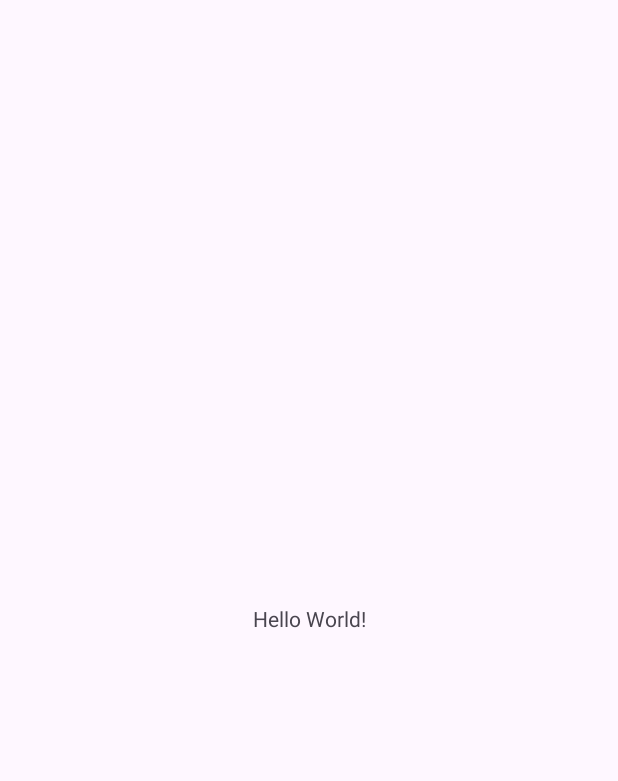
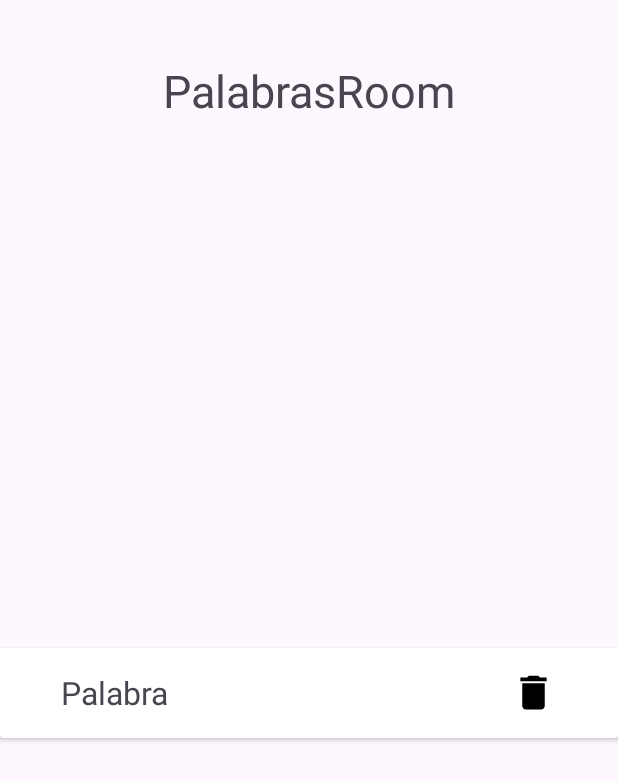
Before and after one commit to rinndp/epsum-pmdm-palabras, an Android app: the screen it shows after launch (MainActivity), on a phone screen of 412 x 824 dp. Before the commit the part shown is almost empty. Shown: the top 781 px of the screen. Run offline under Robolectric (Android 15) with nearby library versions, the phone set to English and light mode, and no system bars.

Commit message:
RV en progreso

```diff
--- a/app/src/main/java/com/rinndp/palabrasroom/MainActivity.java
+++ b/app/src/main/java/com/rinndp/palabrasroom/MainActivity.java
@@ -7,18 +7,25 @@ import androidx.appcompat.app.AppCompatActivity;
 import androidx.core.graphics.Insets;
 import androidx.core.view.ViewCompat;
 import androidx.core.view.WindowInsetsCompat;
+import androidx.lifecycle.LiveData;
+import androidx.recyclerview.widget.LinearLayoutManager;
+import androidx.recyclerview.widget.RecyclerView;
+
+import java.util.List;
 
 public class MainActivity extends AppCompatActivity {
+
+    LiveData<List<Palabra>> listPalabras;
 
     @Override
     protected void onCreate(Bundle savedInstanceState) {
         super.onCreate(savedInstanceState);
         EdgeToEdge.enable(this);
         setContentView(R.layout.activity_main);
-        ViewCompat.setOnApplyWindowInsetsListener(findViewById(R.id.main), (v, insets) -> {
-            Insets systemBars = insets.getInsets(WindowInsetsCompat.Type.systemBars());
-            v.setPadding(systemBars.left, systemBars.top, systemBars.right, systemBars.bottom);
-            return insets;
-        });
+
+        RecyclerView recyclerViewPalabras = findViewById(R.id.recyclerViewPalabras);
+        PalabraRVAdapter adapter =new PalabraRVAdapter(this, listPalabras);
+        recyclerViewPalabras.setAdapter(adapter);
+        recyclerViewPalabras.setLayoutManager(new LinearLayoutManager(this));
     }
 }
--- /dev/null
+++ b/app/src/main/java/com/rinndp/palabrasroom/PalabraRVAdapter.java
@@ -0,0 +1,50 @@
+package com.rinndp.palabrasroom;
+
+import android.content.Context;
+import android.view.LayoutInflater;
+import android.view.View;
+import android.view.ViewGroup;
+import android.widget.TextView;
+
+import androidx.annotation.NonNull;
+import androidx.lifecycle.LiveData;
+import androidx.recyclerview.widget.RecyclerView;
+
+import java.util.List;
+
+public class PalabraRVAdapter extends RecyclerView.Adapter<PalabraRVAdapter.MyViewHolder> {
+    Context context;
+    LiveData<List<Palabra>> listPalabras;
+    View view;
+
+    public PalabraRVAdapter (Context context, LiveData<List<Palabra>> listPalabras) {
+        this.context = context;
+        this.listPalabras = listPalabras;
+    }
+
+    @NonNull
+    @Override
+    public PalabraRVAdapter.MyViewHolder onCreateViewHolder(@NonNull ViewGroup parent, int viewType) {
+        LayoutInflater inflater =LayoutInflater.from(context);
+        this.view = inflater.inflate(R.layout.cv_row_word, parent, false);
+        return new PalabraRVAdapter.MyViewHolder(view);
+    }
+
+    @Override
+    public void onBindViewHolder(@NonNull PalabraRVAdapter.MyViewHolder holder, int position) {
+    }
+
+    @Override
+    public int getItemCount() {
+        return 5;
+    }
+
+    public static class MyViewHolder extends RecyclerView.ViewHolder {
+        TextView tvPalabra;
+
+        public MyViewHolder (@NonNull View itemView) {
+            super(itemView);
+            tvPalabra = itemView.findViewById(R.id.palabraTV);
+        }
+    }
+}
--- /dev/null
+++ b/app/src/main/res/drawable/baseline_delete_24.xml
@@ -0,0 +1,5 @@
+<vector xmlns:android="http://schemas.android.com/apk/res/android" android:height="24dp" android:tint="#000000" android:viewportHeight="24" android:viewportWidth="24" android:width="24dp">
+
+    <path android:fillColor="@android:color/white" android:pathData="M6,19c0,1.1 0.9,2 2,2h8c1.1,0 2,-0.9 2,-2V7H6v12zM19,4h-3.5l-1,-1h-5l-1,1H5v2h14V4z"/>
+
+</vector>
--- a/app/src/main/res/layout/activity_main.xml
+++ b/app/src/main/res/layout/activity_main.xml
@@ -8,12 +8,23 @@
     tools:context=".MainActivity">
 
     <TextView
+        android:id="@+id/appTitle"
         android:layout_width="wrap_content"
         android:layout_height="wrap_content"
-        android:text="Hello World!"
-        app:layout_constraintBottom_toBottomOf="parent"
+        android:layout_marginTop="40dp"
+        android:text="@string/app_name"
+        android:textSize="30sp"
         app:layout_constraintEnd_toEndOf="parent"
         app:layout_constraintStart_toStartOf="parent"
         app:layout_constraintTop_toTopOf="parent" />
 
+    <androidx.recyclerview.widget.RecyclerView
+        android:id="@+id/recyclerViewPalabras"
+        android:layout_width="match_parent"
+        android:layout_height="match_parent"
+        android:layout_marginTop="100dp"
+        app:layout_constraintEnd_toEndOf="parent"
+        app:layout_constraintStart_toStartOf="parent"
+        app:layout_constraintBottom_toTopOf="@+id/appTitle" />
+
 </androidx.constraintlayout.widget.ConstraintLayout>
--- /dev/null
+++ b/app/src/main/res/layout/cv_row_word.xml
@@ -0,0 +1,62 @@
+<?xml version="1.0" encoding="utf-8"?>
+<androidx.constraintlayout.widget.ConstraintLayout xmlns:android="http://schemas.android.com/apk/res/android"
+    xmlns:app="http://schemas.android.com/apk/res-auto"
+    android:layout_width="match_parent"
+    android:layout_height="match_parent">
+
+    <androidx.constraintlayout.widget.Guideline
+        android:id="@+id/mainGLV1"
+        android:layout_width="match_parent"
+        android:layout_height="match_parent"
+        android:orientation="vertical"
+        app:layout_constraintGuide_percent="0.1"
+        />
+
+    <androidx.constraintlayout.widget.Guideline
+        android:id="@+id/mainGLV2"
+        android:layout_width="match_parent"
+        android:layout_height="match_parent"
+        android:orientation="vertical"
+        app:layout_constraintGuide_percent="0.9"
+        />
+
+    <androidx.cardview.widget.CardView
+        android:layout_width="match_parent"
+        android:layout_height="wrap_content"
+        app:layout_constraintBottom_toBottomOf="parent"
+        app:layout_constraintEnd_toEndOf="parent"
+        app:layout_constraintStart_toStartOf="parent"
+        app:layout_constraintTop_toTopOf="parent"
+        android:elevation="10dp"
+        >
+
+        <LinearLayout
+            android:layout_width="match_parent"
+            android:layout_height="60dp"
+            android:orientation="horizontal"
+            android:gravity="center"
+            >
+
+            <TextView
+                android:id="@+id/palabraTV"
+                android:layout_width="300dp"
+                android:layout_height="wrap_content"
+                android:text="Palabra"
+                android:textSize="21sp"
+
+                />
+
+            <ImageView
+                android:id="@+id/deleteIcon"
+                android:layout_width="30dp"
+                android:layout_height="30dp"
+                android:src="@drawable/baseline_delete_24"
+
+                />
+
+
+        </LinearLayout>
+
+    </androidx.cardview.widget.CardView>
+
+</androidx.constraintlayout.widget.ConstraintLayout>
```
